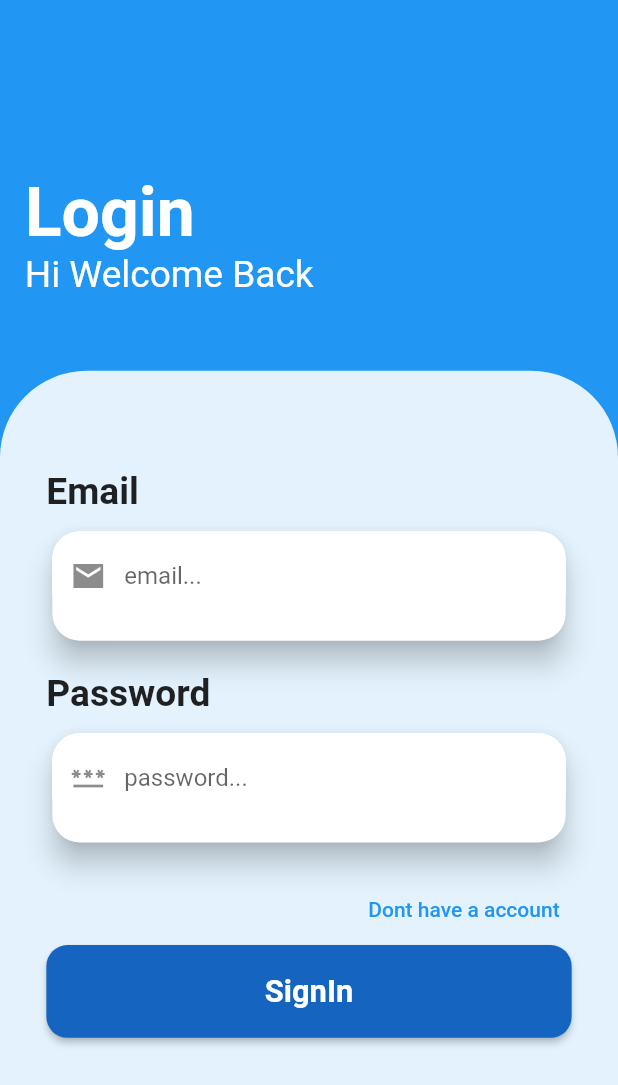
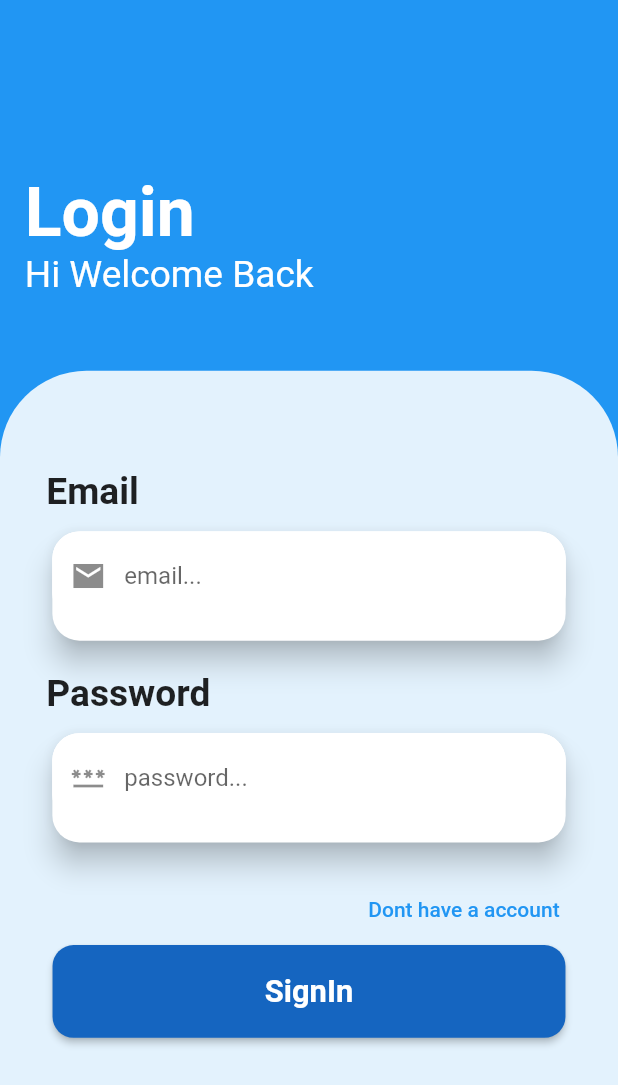
Before and after one commit to NgunganDev/Attedance-Beta, a Flutter app: the screen it shows after launch, on a phone screen of 412 x 824 dp. Shown: the top 1085 px of the screen. Run offline on Flutter 3.47's test engine with Material 2 defaults, Android fonts, the phone set to English and light mode, and no system bars; our stand-ins replace firebase_core; accounts and stored records are empty.

Commit message:
first commit

```diff
--- a/lib/auth_page/login_page.dart
+++ b/lib/auth_page/login_page.dart
@@ -141,7 +141,7 @@ class _LoginPageState extends State<LoginPage> {
                         ),
                       ),
                       ButtonControl(
-                          widths: size.width * 0.85,
+                          widths: size.width * 0.83,
                           colorbg: ColorUse.colorBf,
                           heights: size.height * 0.075,
                           text: 'SignIn',
```
